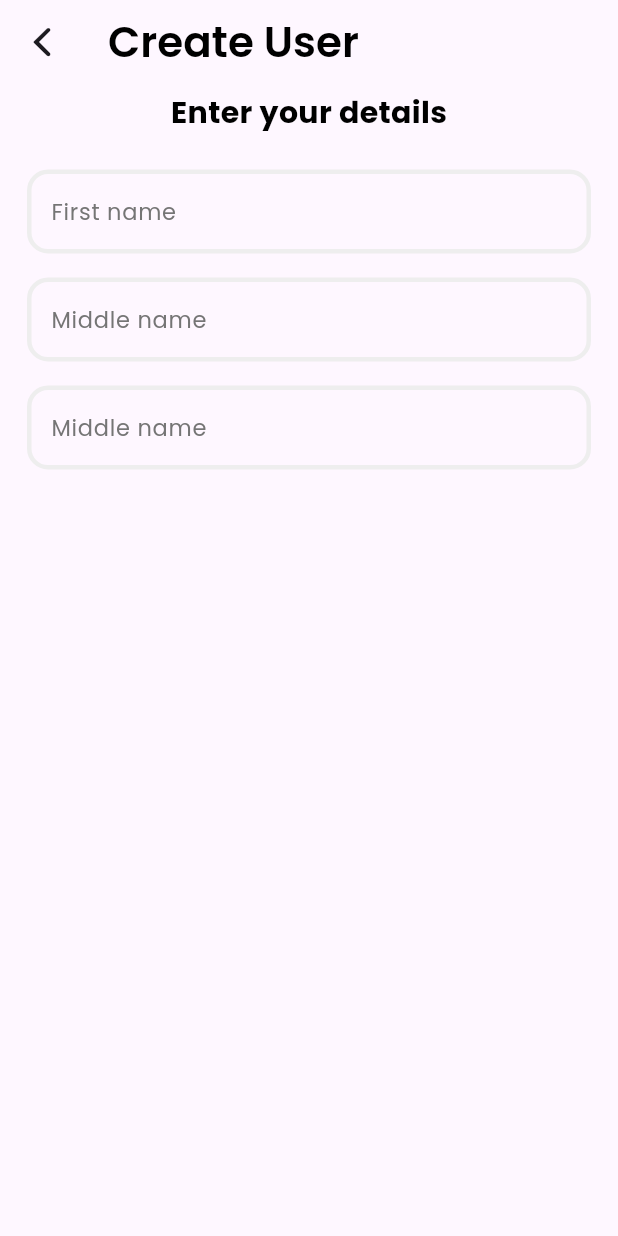
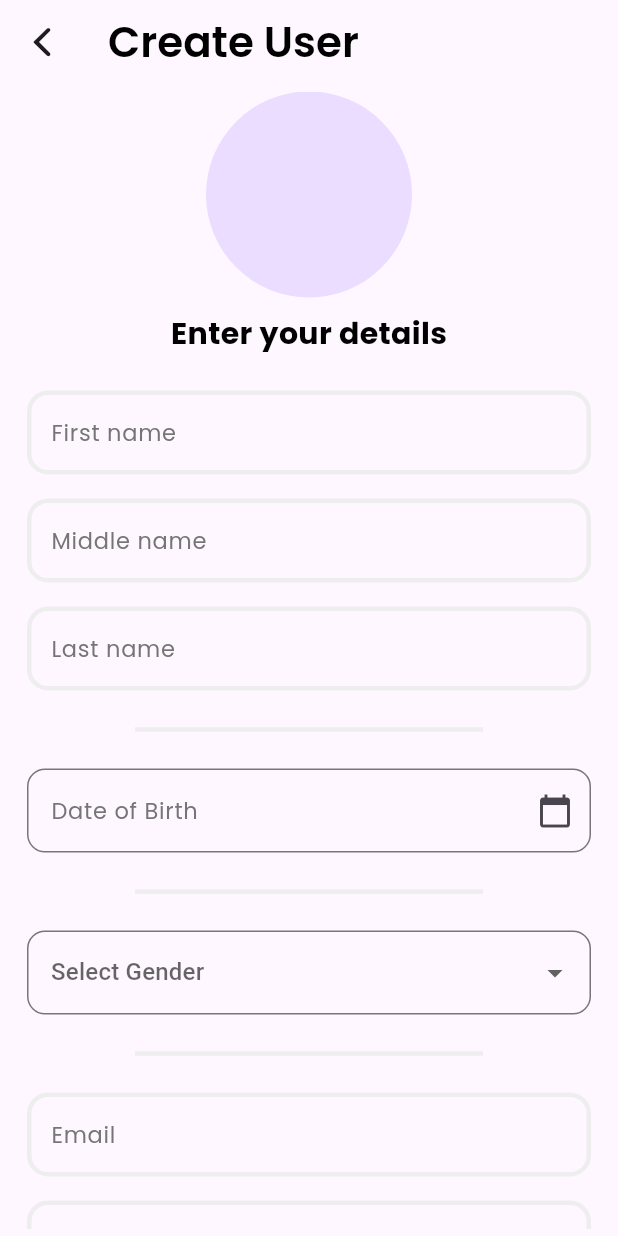
Before and after one commit to addy-96/user_dashboard_assignment, a Flutter app: the CreateUserScreen screen opened directly, on a phone screen of 412 x 824 dp. Run offline on Flutter 3.47's test engine with Material 3 defaults, Android fonts, the phone set to English and light mode, and no system bars; network calls fail.

Commit message:
create user ui done

```diff
--- a/lib/providers/user_provider.dart
+++ b/lib/providers/user_provider.dart
@@ -1,4 +1,3 @@
-import 'dart:developer';
 
 import 'package:flutter/material.dart';
 import 'package:user_dashboard/model/user_profile.dart';
--- a/lib/screens/create_user_screen.dart
+++ b/lib/screens/create_user_screen.dart
@@ -3,6 +3,11 @@ import 'package:flutter/material.dart';
 import 'package:user_dashboard/core/constants.dart';
 import 'package:user_dashboard/core/textstyle.dart';
 import 'package:user_dashboard/widgets/create_user_text_field.dart';
+import 'package:user_dashboard/widgets/custom_divider.dart';
+import 'package:user_dashboard/widgets/date_of_birth_picker.dart';
+import 'package:user_dashboard/widgets/gender_drop_down.dart';
+import 'package:user_dashboard/widgets/home_nav_button.dart';
+import 'package:user_dashboard/widgets/profile_picture_selector.dart';
 
 class CreateUserScreen extends StatefulWidget {
   const CreateUserScreen({super.key});
@@ -14,11 +19,18 @@ class CreateUserScreen extends StatefulWidget {
 class _CreateUserScreenState extends State<CreateUserScreen> {
   final TextEditingController firstNameController = TextEditingController();
   final TextEditingController middleNameController = TextEditingController();
+  final TextEditingController lastNameController = TextEditingController();
+  final TextEditingController dobController = TextEditingController();
+  final TextEditingController emailController = TextEditingController();
+  final TextEditingController phoneController = TextEditingController();
+
 
   @override
   void dispose() {
     firstNameController.dispose();
     middleNameController.dispose();
+    lastNameController.dispose();
+    dobController.dispose();
     super.dispose();
   }
 
@@ -46,9 +58,15 @@ class _CreateUserScreenState extends State<CreateUserScreen> {
         padding: const EdgeInsets.symmetric(horizontal: 10, vertical: 5),
         child: ListView(
           children: [
+
+
             Row(
               mainAxisAlignment: MainAxisAlignment.center,
               children: [
+                Column(
+                  children: [
+                    ProfilePictureSelector(),
+                    SizedBox(height: 10),
                     Text(
                       'Enter your details',
                       style: textStyle(
@@ -58,6 +76,9 @@ class _CreateUserScreenState extends State<CreateUserScreen> {
                     ),
                   ],
                 ),
+              ],
+            ),
+
             SizedBox(height: 15),
             CreateUserTextField(
               textController: firstNameController,
@@ -68,9 +89,25 @@ class _CreateUserScreenState extends State<CreateUserScreen> {
               hintText: 'Middle name',
             ),
             CreateUserTextField(
-              textController: middleNameController,
-              hintText: 'Middle name',
+              textController: lastNameController,
+              hintText: 'Last name',
             ),
+
+            CustomDivider(),
+            DateOfBirthPicker(dobController: dobController),
+            CustomDivider(),
+            GenderDropdown(),
+            CustomDivider(),
+            CreateUserTextField(
+              textController: emailController,
+              hintText: 'Email',
+            ),
+            CreateUserTextField(
+              textController: phoneController,
+              hintText: 'Phone',
+            ),
+            SizedBox(height: 10),
+            HomeNavButton(buttonText: 'Create User', onPressed: () {})
           ],
         ),
       ),
--- a/lib/screens/home_dashboard_screen.dart
+++ b/lib/screens/home_dashboard_screen.dart
@@ -1,18 +1,12 @@
-import 'dart:convert';
-import 'dart:developer';
 
 import 'package:flutter/material.dart';
-import 'package:http/http.dart' as http;
 import 'package:provider/provider.dart';
 import 'package:user_dashboard/core/constants.dart';
 import 'package:user_dashboard/core/textstyle.dart';
 import 'package:user_dashboard/providers/user_provider.dart';
 
-import 'package:user_dashboard/screens/create_user_screen.dart';
-import 'package:user_dashboard/screens/report_screen.dart';
 import 'package:user_dashboard/screens/user_details_screen.dart';
 import 'package:user_dashboard/widgets/home_cta_section.dart';
-import 'package:user_dashboard/widgets/home_nav_button.dart';
 import 'package:user_dashboard/widgets/home_user_card.dart';
 import 'package:user_dashboard/widgets/search_box.dart';
 import 'package:user_dashboard/widgets/sort_button.dart';
--- /dev/null
+++ b/lib/widgets/custom_divider.dart
@@ -0,0 +1,13 @@
+import 'package:flutter/material.dart';
+
+class CustomDivider extends StatelessWidget {
+  const CustomDivider({super.key});
+
+  @override
+  Widget build(BuildContext context) {
+    return Padding(
+      padding: const EdgeInsets.symmetric(vertical: 10, horizontal: 80),
+      child: Divider(color: Colors.grey.shade200, thickness: 3),
+    );
+  }
+}
--- /dev/null
+++ b/lib/widgets/date_of_birth_picker.dart
@@ -0,0 +1,54 @@
+import 'dart:developer';
+
+import 'package:flutter/material.dart';
+import 'package:user_dashboard/core/constants.dart';
+import 'package:user_dashboard/core/textstyle.dart';
+
+class DateOfBirthPicker extends StatefulWidget {
+  const DateOfBirthPicker({super.key, required this.dobController});
+  final TextEditingController dobController;
+
+  @override
+  State<DateOfBirthPicker> createState() => _DateOfBirthPickerState();
+}
+
+class _DateOfBirthPickerState extends State<DateOfBirthPicker> {
+  Future<void> _selectDate(BuildContext context) async {
+    DateTime? picked = await showDatePicker(
+      context: context,
+      initialDate: DateTime(2000, 1, 1),
+      firstDate: DateTime(1900),
+      lastDate: DateTime.now(),
+    );
+    if (picked == null) {
+      widget.dobController.clear();
+    }
+    if (picked != null) {
+      if (picked.day == DateTime.now().day) {
+        showSnack(context: context, message: 'Happy Birthday!');
+      }
+      setState(() {
+        widget.dobController.text =
+            "${picked.day} ${months[picked.month - 1]}, ${picked.year}";
+      });
+    }
+  }
+
+  @override
+  Widget build(BuildContext context) {
+    return Padding(
+      padding: const EdgeInsets.all(8.0),
+      child: TextField(
+        controller: widget.dobController,
+        readOnly: true,
+        decoration: InputDecoration(
+          hintStyle: textStyle(15, Colors.grey.shade600),
+          hintText: 'Date of Birth',
+          suffixIcon: Icon(Icons.calendar_today),
+          border: OutlineInputBorder(borderRadius: BorderRadius.circular(12)),
+        ),
+        onTap: () => _selectDate(context),
+      ),
+    );
+  }
+}
--- /dev/null
+++ b/lib/widgets/gender_drop_down.dart
@@ -0,0 +1,37 @@
+import 'package:flutter/material.dart';
+
+class GenderDropdown extends StatefulWidget {
+  const GenderDropdown({super.key});
+
+  @override
+  State<GenderDropdown> createState() => _GenderDropdownState();
+}
+
+class _GenderDropdownState extends State<GenderDropdown> {
+  String? selectedGender;
+
+  final List<String> genderOptions = ['Male', 'Female', 'Other'];
+
+  @override
+  Widget build(BuildContext context) {
+    return Padding(
+      padding: const EdgeInsets.all(8.0),
+      child: DropdownButtonFormField<String>(
+        decoration: InputDecoration(
+          border: OutlineInputBorder(borderRadius: BorderRadius.circular(12)),
+          contentPadding: EdgeInsets.symmetric(horizontal: 12, vertical: 16),
+        ),
+        value: selectedGender,
+        hint: Text('Select Gender'),
+        items: genderOptions.map((String gender) {
+          return DropdownMenuItem<String>(value: gender, child: Text(gender));
+        }).toList(),
+        onChanged: (String? newValue) {
+          setState(() {
+            selectedGender = newValue;
+          });
+        },
+      ),
+    );
+  }
+}
--- /dev/null
+++ b/lib/widgets/profile_picture_selector.dart
@@ -0,0 +1,10 @@
+import 'package:flutter/material.dart';
+
+class ProfilePictureSelector extends StatelessWidget {
+  const ProfilePictureSelector({super.key});
+
+  @override
+  Widget build(BuildContext context) {
+    return CircleAvatar(radius: MediaQuery.of(context).size.width / 6);
+  }
+}
```
Also changed, not shown: lib/core/constants.dart (+24 -0 lines). Lines whose indentation alone changed are shown as unchanged.
